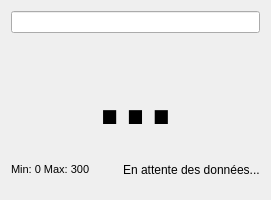
This is localStationCS/pollutionwidget.ui in Gnoumy/RaspMeteo as Qt 5 draws it before an edit. The edited form follows.
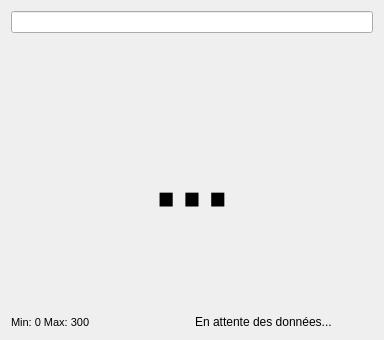
This is the edited form.

```diff
--- a/localStationCS/pollutionwidget.ui
+++ b/localStationCS/pollutionwidget.ui
@@ -6,8 +6,8 @@
    <rect>
     <x>0</x>
     <y>0</y>
-    <width>271</width>
-    <height>200</height>
+    <width>384</width>
+    <height>340</height>
    </rect>
   </property>
   <property name="windowTitle">
@@ -25,6 +25,12 @@
      </item>
      <item>
       <widget class="QLabel" name="label_Indice">
+       <property name="sizePolicy">
+        <sizepolicy hsizetype="Preferred" vsizetype="MinimumExpanding">
+         <horstretch>0</horstretch>
+         <verstretch>0</verstretch>
+        </sizepolicy>
+       </property>
        <property name="font">
         <font>
          <pointsize>70</pointsize>
@@ -52,8 +58,17 @@
      </item>
      <item>
       <layout class="QHBoxLayout" name="horizontalLayout">
+       <property name="sizeConstraint">
+        <enum>QLayout::SetMinimumSize</enum>
+       </property>
        <item>
         <widget class="QLabel" name="label_MinMax">
+         <property name="sizePolicy">
+          <sizepolicy hsizetype="Preferred" vsizetype="Minimum">
+           <horstretch>0</horstretch>
+           <verstretch>0</verstretch>
+          </sizepolicy>
+         </property>
          <property name="font">
           <font>
            <pointsize>8</pointsize>
@@ -69,6 +84,12 @@
        </item>
        <item>
         <widget class="QLabel" name="label_Station">
+         <property name="sizePolicy">
+          <sizepolicy hsizetype="Preferred" vsizetype="Minimum">
+           <horstretch>0</horstretch>
+           <verstretch>0</verstretch>
+          </sizepolicy>
+         </property>
          <property name="text">
           <string>En attente des données...</string>
          </property>
```
